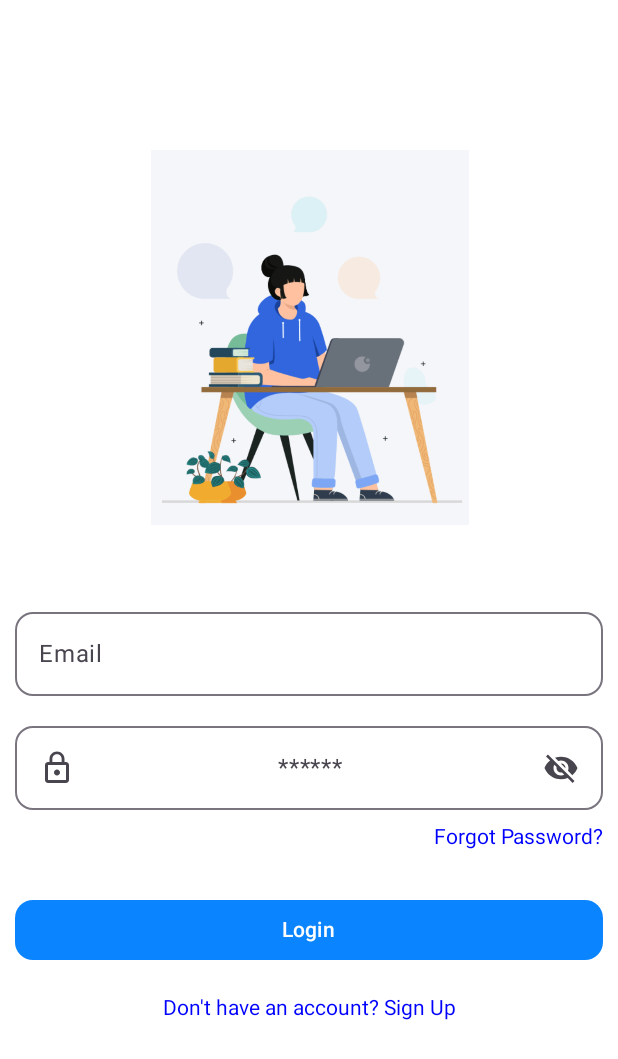
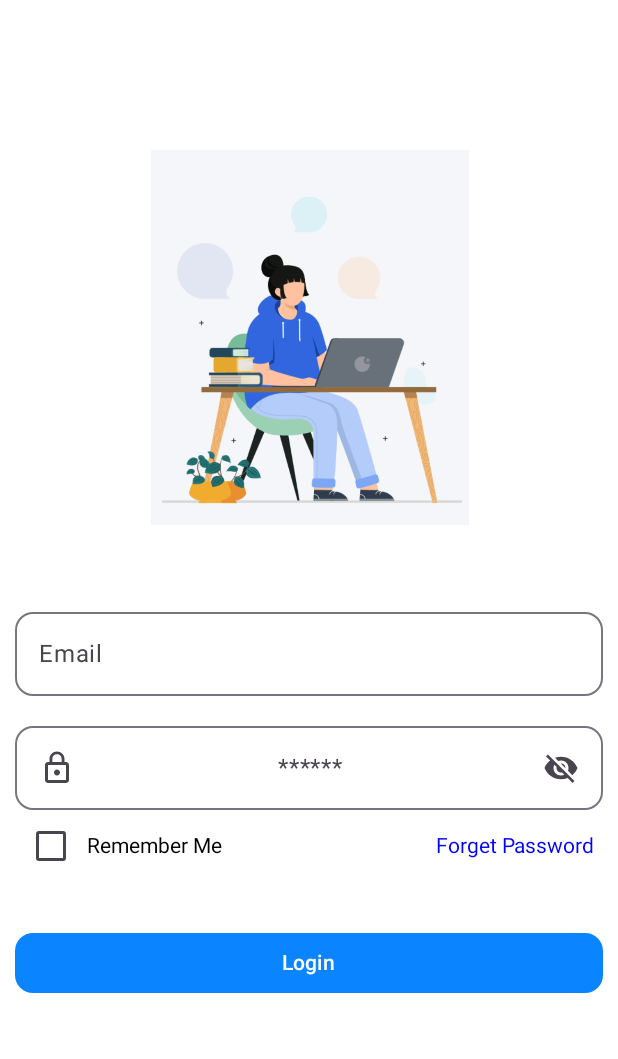
Before and after one commit to indradev03/My2ndKotlincode, an Android app built with Jetpack Compose: the @Preview function LoginPreBody, on a phone screen of 412 x 824 dp. Shown: the top 1059 px of the screen. Run offline under Robolectric (Android 15) with nearby library versions, the phone set to English and light mode, and no system bars.

Commit message:
Remember me check box added

```diff
--- a/app/src/main/java/com/example/mysecondproject/LoginActivity.kt
+++ b/app/src/main/java/com/example/mysecondproject/LoginActivity.kt
@@ -7,8 +7,10 @@ import androidx.activity.enableEdgeToEdge
 import androidx.compose.foundation.Image
 import androidx.compose.foundation.background
 import androidx.compose.foundation.clickable
+import androidx.compose.foundation.layout.Arrangement
 import androidx.compose.foundation.layout.Column
 import androidx.compose.foundation.layout.PaddingValues
+import androidx.compose.foundation.layout.Row
 import androidx.compose.foundation.layout.Spacer
 import androidx.compose.foundation.layout.fillMaxSize
 import androidx.compose.foundation.layout.fillMaxWidth
@@ -17,8 +19,12 @@ import androidx.compose.foundation.layout.padding
 import androidx.compose.foundation.layout.width
 import androidx.compose.foundation.shape.RoundedCornerShape
 import androidx.compose.foundation.text.KeyboardOptions
+import androidx.compose.material.icons.Icons
+import androidx.compose.material.icons.filled.Email
 import androidx.compose.material3.Button
 import androidx.compose.material3.ButtonDefaults
+import androidx.compose.material3.Checkbox
+import androidx.compose.material3.CheckboxDefaults
 import androidx.compose.material3.Icon
 import androidx.compose.material3.OutlinedTextField
 import androidx.compose.material3.Scaffold
@@ -63,6 +69,7 @@ fun LoginBody(innerPadding: PaddingValues){
     var  username by remember { mutableStateOf("") }
     var  password by remember { mutableStateOf("") }
     var passwordVisibility by remember { mutableStateOf(false) }
+    var rememberMe by remember { mutableStateOf(false) }
 
     Column (
         modifier = Modifier
@@ -90,7 +97,12 @@ fun LoginBody(innerPadding: PaddingValues){
                 .padding(top = 50.dp),
             shape = RoundedCornerShape(12.dp),
             keyboardOptions = KeyboardOptions(keyboardType = KeyboardType.Email),
+
             label = { Text("Email") },
+
+            prefix = {
+                Icon(Icons.Default.Email, contentDescription = null)
+            },
             placeholder = {
                 Text(
                     text = "Saroj@gmail.com",
@@ -148,20 +160,41 @@ fun LoginBody(innerPadding: PaddingValues){
             onValueChange = { input -> password = input }
         )
 
-        Spacer(modifier = Modifier.height(10.dp))
+        Row (modifier = Modifier
+            .fillMaxWidth()
+            .padding(horizontal = 10.dp),
+            horizontalArrangement = Arrangement.SpaceBetween,
+            verticalAlignment = Alignment.CenterVertically)
+        {
+            Row (
+                verticalAlignment = Alignment.CenterVertically,
+            ){
+                Checkbox(checked = rememberMe,
+                    onCheckedChange = {remember->
+                        rememberMe = remember
+                    },
+                    colors = CheckboxDefaults.colors(
+                        checkedColor = Color.Green, // this is for chnage color after checked in
 
-        // 🔗 Forgot Password Text
-        Text(
-            text = "Forgot Password?",
-            modifier = Modifier
-                .fillMaxWidth()
-                .padding(horizontal = 10.dp)
-                .clickable {
-                    // TODO: Handle forgot password
-                },
-            color = Color.Blue,
-            textAlign = androidx.compose.ui.text.style.TextAlign.End
-        )
+                        checkmarkColor = Color.White // This is for tick one
+                    )
+                )
+
+                Text(
+                    text = "Remember Me"
+                )
+
+            }
+            // 🔗 Forgot Password Text
+            Text(
+                text = "Forget Password",
+                modifier = Modifier.padding(end = 5.dp)
+                    .clickable {  },
+
+                color = Color.Blue,
+            )
+        }
+
 
         Spacer(modifier = Modifier.height(30.dp))
 
@@ -178,17 +211,17 @@ fun LoginBody(innerPadding: PaddingValues){
         ) {
             Text("Login")
         }
-
-        Spacer(modifier = Modifier.height(20.dp))
-
-        // 🆕 Sign Up Prompt
-        Text(
-            text = "Don't have an account? Sign Up",
-            modifier = Modifier.clickable {
-                // TODO: Handle sign-up navigation
-            },
-            color = Color.Blue
-        )
+//
+//        Spacer(modifier = Modifier.height(20.dp))
+//
+//        // 🆕 Sign Up Prompt
+//        Text(
+//            text = "Don't have an account? Sign Up",
+//            modifier = Modifier.clickable {
+//                // TODO: Handle sign-up navigation
+//            },
+//            color = Color.Blue
+//        )
     }
 }
 
```
